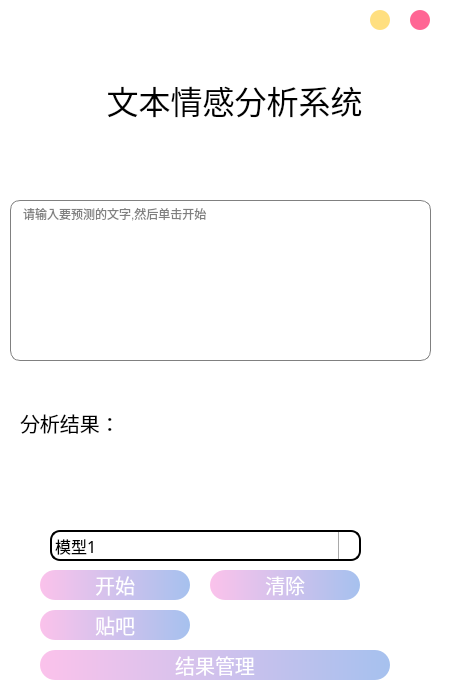
Before: the Qt Designer form ui/mainwindow.ui in iaouihou/Emotion_analysis-LSTM, drawn with Qt 5.
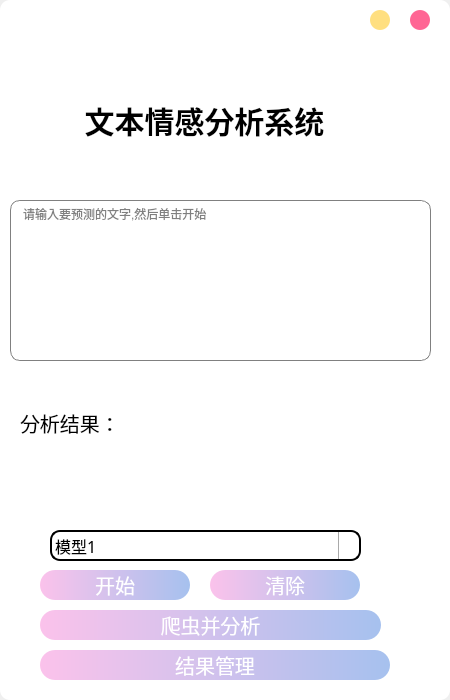
After: the same form once the commit is applied. Icons and pictures are not drawn.

The edit to the form file:
```diff
--- a/ui/mainwindow.ui
+++ b/ui/mainwindow.ui
@@ -14,10 +14,37 @@
    <string>MainWindow</string>
   </property>
   <property name="styleSheet">
-   <string notr="true">QWidget {
-	background-color: white; /* 设置背景颜色为白色 */
-	border: none; /* 移除边框 */
+   <string notr="true">QLineEdit{
+    border:0px;    
+    margin:10px;
+	margin-left:10px; 
+	margin-right:10px;
+    border-bottom: 2px solid #B3B3B3;
+    font-family:'Microsoft YaHei';
+    font-size:20px;
+    font-weight:bold;
+    }
+
+QLineEdit:hover{
+    border-bottom: 3px solid #66A3FF;
+    }
+
+QLineEdit:focus{
+    border-bottom: 3px solid #E680BD;
+    }
+
+QWidget#centralwidget{
+	background:white;
+	border-radius:10px;
 }
+
+QLabel{
+    text-align:right;
+    font-family:'Microsoft YaHei';
+    font-size:30px;
+    font-weight:bold;
+    }
+
 </string>
   </property>
   <widget class="QWidget" name="centralwidget">
@@ -345,8 +372,8 @@
    <widget class="QLabel" name="label">
     <property name="geometry">
      <rect>
-      <x>60</x>
-      <y>80</y>
+      <x>30</x>
+      <y>100</y>
       <width>349</width>
       <height>40</height>
      </rect>
@@ -359,10 +386,10 @@
     </property>
     <property name="font">
      <font>
-      <family>幼圆</family>
-      <pointsize>24</pointsize>
-      <weight>50</weight>
-      <bold>false</bold>
+      <family>Microsoft YaHei</family>
+      <pointsize>-1</pointsize>
+      <weight>75</weight>
+      <bold>true</bold>
      </font>
     </property>
     <property name="layoutDirection">
@@ -434,7 +461,7 @@
      <rect>
       <x>40</x>
       <y>610</y>
-      <width>150</width>
+      <width>341</width>
       <height>30</height>
      </rect>
     </property>
@@ -473,7 +500,7 @@
      }</string>
     </property>
     <property name="text">
-     <string>贴吧</string>
+     <string>爬虫并分析</string>
     </property>
     <property name="flat">
      <bool>false</bool>
```
Left out of the diff: 2 changed lines with no effect on the pictures.
